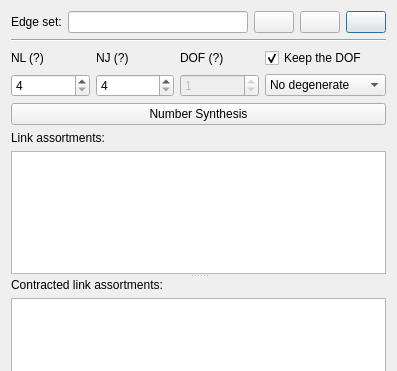
Before: the Qt Designer form core/synthesis/structure_synthesis/structure_widget.ui in KmolYuan/Pyslvs-UI, drawn with Qt 5; both pictures show x 0 to 397 and y 0 to 371 of the 397 by 639 pixel window.
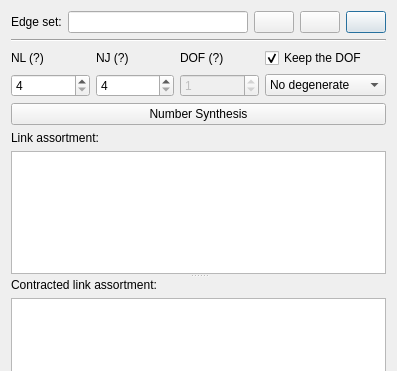
After: the same form once the commit is applied. Icons and pictures are not drawn.

The edit to the form file:
```diff
--- a/core/synthesis/structure_synthesis/structure_widget.ui
+++ b/core/synthesis/structure_synthesis/structure_widget.ui
@@ -217,7 +217,7 @@
            <item>
             <widget class="QLabel" name="link_assortments_label">
              <property name="text">
-              <string>Link assortments:</string>
+              <string>Link assortment:</string>
              </property>
             </widget>
            </item>
@@ -231,7 +231,7 @@
            <item>
             <widget class="QLabel" name="contracted_link_assortments_label">
              <property name="text">
-              <string>Contracted link assortments:</string>
+              <string>Contracted link assortment:</string>
              </property>
             </widget>
            </item>
```
Left out of the diff: 4 changed lines with no effect on the pictures.
